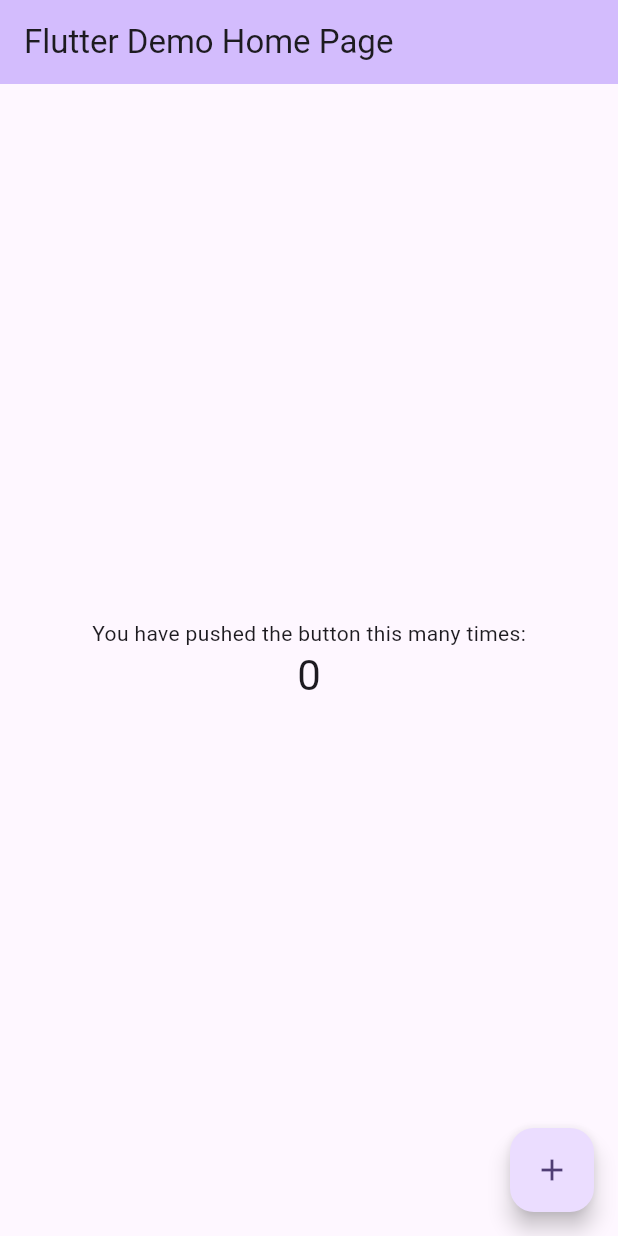
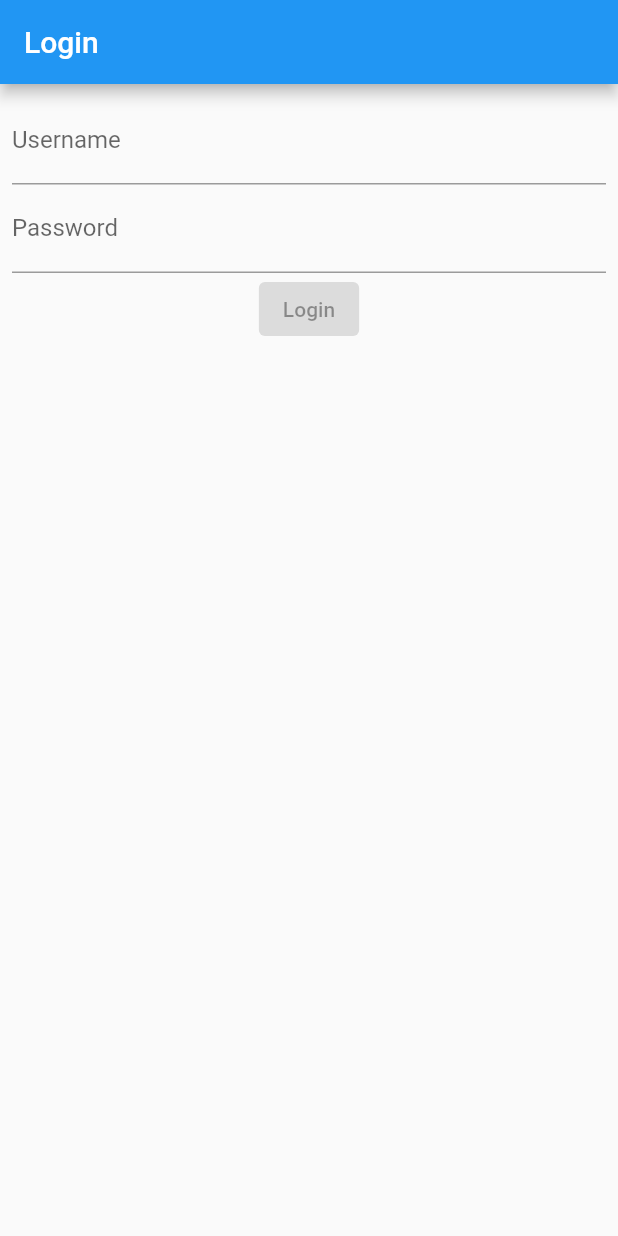
Before and after one commit to endyjams/LoginPage, a Flutter app: the screen it shows after launch, on a phone screen of 412 x 824 dp. Run offline on Flutter 3.47's test engine with Material 2 defaults, Android fonts, the phone set to English and light mode, and no system bars; our stand-ins replace flutter_mobx, mobx; generated files the repository leaves out were written again.

Commit message:
changes: creating main file & adding dependencies & injecting LoginStore

```diff
--- /dev/null
+++ b/lib/features/authentication/presentation/view/login_page.dart
@@ -0,0 +1,15 @@
+import 'package:flutter/material.dart';
+import 'package:login_page/features/authentication/presentation/widgets/login_form.dart';
+
+class LoginPage extends StatelessWidget {
+  @override
+  Widget build(BuildContext context) {
+    return Scaffold(
+      appBar: AppBar(title: Text('Login')),
+      body: Padding(
+        padding: EdgeInsets.all(8.0),
+        child: LoginForm(),
+      ),
+    );
+  }
+}
--- /dev/null
+++ b/lib/features/authentication/presentation/widgets/login_form.dart
@@ -0,0 +1,56 @@
+import 'package:flutter/material.dart';
+import 'package:flutter_mobx/flutter_mobx.dart';
+import 'package:login_page/features/authentication/state/login_store.dart';
+
+class LoginForm extends StatefulWidget {
+  @override
+  _LoginFormState createState() => _LoginFormState();
+}
+
+class _LoginFormState extends State<LoginForm> {
+  final LoginStore _loginStore = LoginStore();
+
+  @override
+  Widget build(BuildContext context) {
+    return Form(
+      child: Column(
+        children: <Widget>[
+          Observer(
+            builder: (_) => TextFormField(
+              onChanged: (value) {
+                _loginStore.username = value;
+                _loginStore.validateUsername();
+              },
+              decoration: InputDecoration(
+                labelText: 'Username',
+                errorText: _loginStore.usernameError,
+              ),
+            ),
+          ),
+          Observer(
+            builder: (_) => TextFormField(
+              onChanged: (value) {
+                _loginStore.password = value;
+                _loginStore.validatePassword();
+              },
+              obscureText: true,
+              decoration: InputDecoration(
+                labelText: 'Password',
+                errorText: _loginStore.passwordError,
+              ),
+            ),
+          ),
+          Observer(
+            builder: (_) => ElevatedButton(
+              onPressed: _loginStore.canLogin ? () {
+                // TODO: Implement login logic
+              } : null,
+              child: const Text('Login'),
+            ),
+          ),
+          // Add more widgets as needed
+        ],
+      ),
+    );
+  }
+}
--- /dev/null
+++ b/lib/features/authentication/state/login_store.dart
@@ -0,0 +1,52 @@
+import 'package:mobx/mobx.dart';
+
+part 'login_store.g.dart';
+
+class LoginStore = _LoginStore with _$LoginStore;
+
+abstract class _LoginStore with Store {
+  @observable
+  String username = '';
+
+  @observable
+  String password = '';
+
+  @observable
+  String? usernameError;
+
+  @observable
+  String? passwordError;
+
+  @computed
+  bool get isUsernameValid => username.length <= 20 && !username.endsWith(' ');
+
+  @computed
+  bool get isPasswordValid => password.length >= 2 && password.length <= 20 &&
+      RegExp(r'^[a-zA-Z0-9]+$').hasMatch(password) &&
+      !password.endsWith(' ');
+
+  @computed
+  bool get canLogin => isUsernameValid && isPasswordValid && usernameError == null && passwordError == null;
+
+  @action
+  void validateUsername() {
+    if (username.isEmpty) {
+      usernameError = 'Please enter your username';
+    } else if (!isUsernameValid) {
+      usernameError = 'Username cannot exceed 20 characters and cannot end with space';
+    } else {
+      usernameError = null;
+    }
+  }
+
+  @action
+  void validatePassword() {
+    if (password.isEmpty) {
+      passwordError = 'Please enter your password';
+    } else if (!isPasswordValid) {
+      passwordError = 'Password must be at least 2 characters long, no special characters, and less than 20 characters';
+    } else {
+      passwordError = null;
+    }
+  }
+}
--- a/lib/main.dart
+++ b/lib/main.dart
@@ -1,125 +1,21 @@
 import 'package:flutter/material.dart';
+import 'package:login_page/features/authentication/presentation/view/login_page.dart';
+import 'package:login_page/features/authentication/state/login_store.dart';
+import 'package:provider/provider.dart';
 
-void main() {
-  runApp(const MyApp());
-}
+void main() => runApp(
+  Provider<LoginStore>(
+    create: (_) => LoginStore(),
+    child: LoginPageApp(),
+  ),
+);
 
-class MyApp extends StatelessWidget {
-  const MyApp({super.key});
-
-  // This widget is the root of your application.
+class LoginPageApp extends StatelessWidget {
   @override
   Widget build(BuildContext context) {
     return MaterialApp(
       title: 'Flutter Demo',
-      theme: ThemeData(
-        // This is the theme of your application.
-        //
-        // TRY THIS: Try running your application with "flutter run". You'll see
-        // the application has a blue toolbar. Then, without quitting the app,
-        // try changing the seedColor in the colorScheme below to Colors.green
-        // and then invoke "hot reload" (save your changes or press the "hot
-        // reload" button in a Flutter-supported IDE, or press "r" if you used
-        // the command line to start the app).
-        //
-        // Notice that the counter didn't reset back to zero; the application
-        // state is not lost during the reload. To reset the state, use hot
-        // restart instead.
-        //
-        // This works for code too, not just values: Most code changes can be
-        // tested with just a hot reload.
-        colorScheme: ColorScheme.fromSeed(seedColor: Colors.deepPurple),
-        useMaterial3: true,
-      ),
-      home: const MyHomePage(title: 'Flutter Demo Home Page'),
+      home: LoginPage(),
     );
   }
 }
-
-class MyHomePage extends StatefulWidget {
-  const MyHomePage({super.key, required this.title});
-
-  // This widget is the home page of your application. It is stateful, meaning
-  // that it has a State object (defined below) that contains fields that affect
-  // how it looks.
-
-  // This class is the configuration for the state. It holds the values (in this
-  // case the title) provided by the parent (in this case the App widget) and
-  // used by the build method of the State. Fields in a Widget subclass are
-  // always marked "final".
-
-  final String title;
-
-  @override
-  State<MyHomePage> createState() => _MyHomePageState();
-}
-
-class _MyHomePageState extends State<MyHomePage> {
-  int _counter = 0;
-
-  void _incrementCounter() {
-    setState(() {
-      // This call to setState tells the Flutter framework that something has
-      // changed in this State, which causes it to rerun the build method below
-      // so that the display can reflect the updated values. If we changed
-      // _counter without calling setState(), then the build method would not be
-      // called again, and so nothing would appear to happen.
-      _counter++;
-    });
-  }
-
-  @override
-  Widget build(BuildContext context) {
-    // This method is rerun every time setState is called, for instance as done
-    // by the _incrementCounter method above.
-    //
-    // The Flutter framework has been optimized to make rerunning build methods
-    // fast, so that you can just rebuild anything that needs updating rather
-    // than having to individually change instances of widgets.
-    return Scaffold(
-      appBar: AppBar(
-        // TRY THIS: Try changing the color here to a specific color (to
-        // Colors.amber, perhaps?) and trigger a hot reload to see the AppBar
-        // change color while the other colors stay the same.
-        backgroundColor: Theme.of(context).colorScheme.inversePrimary,
-        // Here we take the value from the MyHomePage object that was created by
-        // the App.build method, and use it to set our appbar title.
-        title: Text(widget.title),
-      ),
-      body: Center(
-        // Center is a layout widget. It takes a single child and positions it
-        // in the middle of the parent.
-        child: Column(
-          // Column is also a layout widget. It takes a list of children and
-          // arranges them vertically. By default, it sizes itself to fit its
-          // children horizontally, and tries to be as tall as its parent.
-          //
-          // Column has various properties to control how it sizes itself and
-          // how it positions its children. Here we use mainAxisAlignment to
-          // center the children vertically; the main axis here is the vertical
-          // axis because Columns are vertical (the cross axis would be
-          // horizontal).
-          //
-          // TRY THIS: Invoke "debug painting" (choose the "Toggle Debug Paint"
-          // action in the IDE, or press "p" in the console), to see the
-          // wireframe for each widget.
-          mainAxisAlignment: MainAxisAlignment.center,
-          children: <Widget>[
-            const Text(
-              'You have pushed the button this many times:',
-            ),
-            Text(
-              '$_counter',
-              style: Theme.of(context).textTheme.headlineMedium,
-            ),
-          ],
-        ),
-      ),
-      floatingActionButton: FloatingActionButton(
-        onPressed: _incrementCounter,
-        tooltip: 'Increment',
-        child: const Icon(Icons.add),
-      ), // This trailing comma makes auto-formatting nicer for build methods.
-    );
-  }
-}
```
Also changed, not shown: pubspec.yaml (+5 -67 lines), lib/features/authentication/state/login_store.g.dart (added), pubspec.lock.
